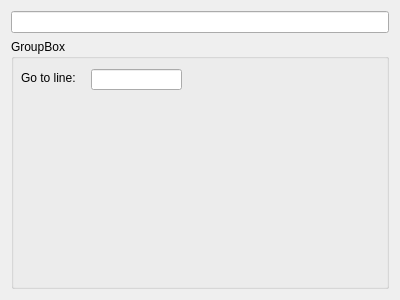
The window that mytab.ui (krzysiek6d/sherlog) describes before a commit, drawn with Qt 5.
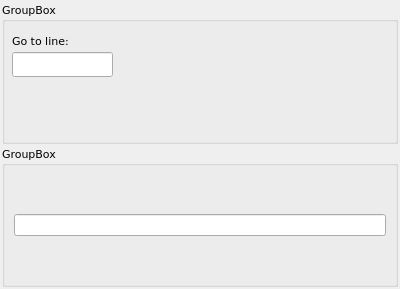
The same window after the commit.

Commit message: fonts fix, search bar opens new tab

The edit to the form file:
```diff
--- a/mytab.ui
+++ b/mytab.ui
@@ -7,33 +7,41 @@
     <x>0</x>
     <y>0</y>
     <width>400</width>
-    <height>300</height>
+    <height>289</height>
    </rect>
   </property>
+  <property name="font">
+   <font>
+    <family>DejaVu Sans</family>
+    <pointsize>8</pointsize>
+   </font>
+  </property>
   <property name="windowTitle">
    <string>Form</string>
   </property>
   <layout class="QVBoxLayout" name="verticalLayout">
-   <item>
-    <widget class="QLineEdit" name="lineEdit">
-     <property name="readOnly">
-      <bool>true</bool>
-     </property>
-    </widget>
-   </item>
+   <property name="spacing">
+    <number>2</number>
+   </property>
+   <property name="leftMargin">
+    <number>2</number>
+   </property>
+   <property name="topMargin">
+    <number>2</number>
+   </property>
+   <property name="rightMargin">
+    <number>2</number>
+   </property>
+   <property name="bottomMargin">
+    <number>2</number>
+   </property>
    <item>
     <layout class="QHBoxLayout" name="horizontalLayout">
      <item>
       <widget class="QGroupBox" name="groupBox">
        <property name="minimumSize">
         <size>
-         <width>300</width>
-         <height>0</height>
-        </size>
-       </property>
-       <property name="sizeIncrement">
-        <size>
-         <width>0</width>
+         <width>180</width>
          <height>0</height>
         </size>
        </property>
@@ -49,10 +57,10 @@
        <widget class="QLineEdit" name="lineEdit_2">
         <property name="geometry">
          <rect>
-          <x>80</x>
-          <y>30</y>
-          <width>91</width>
-          <height>21</height>
+          <x>10</x>
+          <y>50</y>
+          <width>101</width>
+          <height>25</height>
          </rect>
         </property>
        </widget>
@@ -73,6 +81,18 @@
      </item>
     </layout>
    </item>
+   <item>
+    <widget class="QGroupBox" name="groupBox_2">
+     <property name="title">
+      <string>GroupBox</string>
+     </property>
+     <layout class="QVBoxLayout" name="verticalLayout_2">
+      <item>
+       <widget class="QLineEdit" name="lineEdit"/>
+      </item>
+     </layout>
+    </widget>
+   </item>
   </layout>
  </widget>
  <resources/>
```
Left out of the diff: 2 changed lines with no effect on the pictures. The commit also changes 13 other files.
